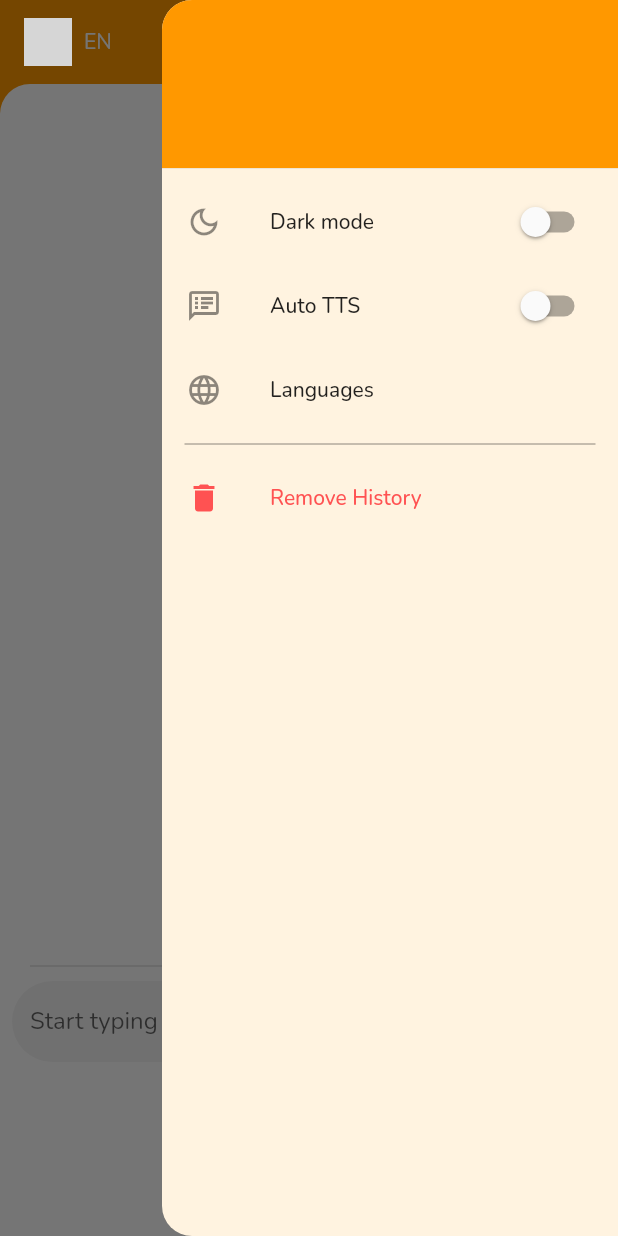
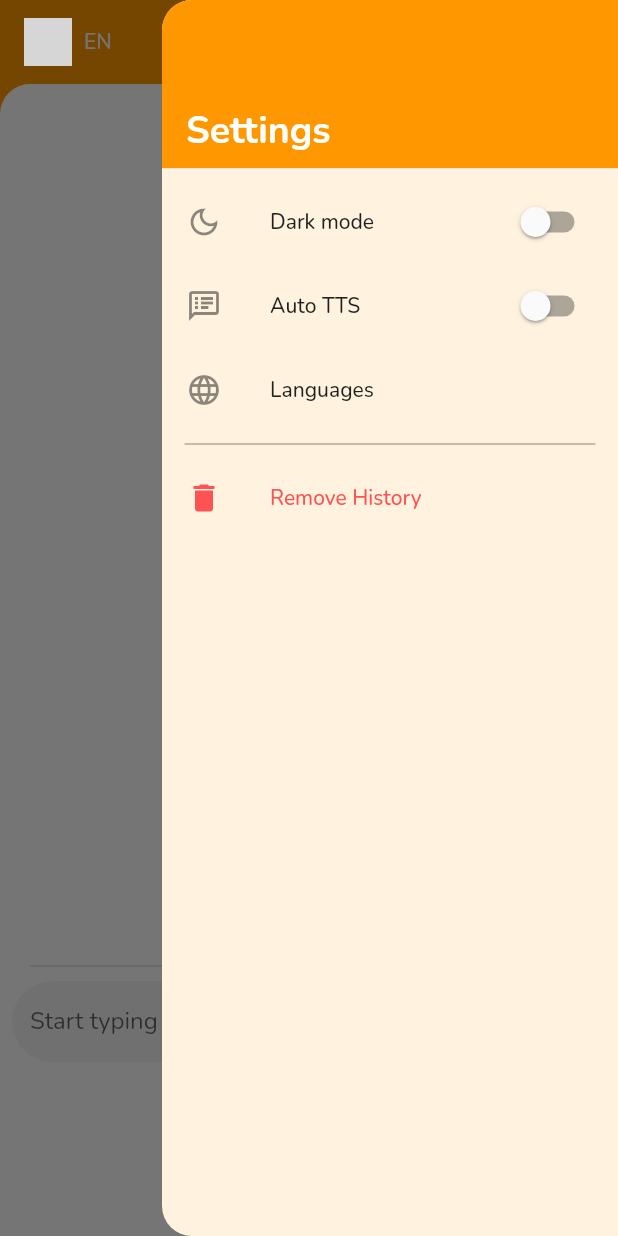
Before and after one commit to phatng45/VoiceGPT, a Flutter app: the screen it shows after launch, with the side drawer open, on a phone screen of 412 x 824 dp. Run offline on Flutter 3.47's test engine with Material 2 defaults, Android fonts, the phone set to English and light mode, and no system bars; drawn by our look-alikes of avatar_glow; our stand-ins replace flutter_tts, get, google_fonts, loading_animation_widget, speech_to_text; missing offline and left inert: chat_gpt_sdk, flag; grey boxes are pictures that could not be loaded.

Commit message:
finished app theme

```diff
--- a/lib/HomePage/chat_page_widget.dart
+++ b/lib/HomePage/chat_page_widget.dart
@@ -28,7 +28,9 @@ class _ChatPageState extends State<ChatPage> {
 
   static const String API_KEY =
       '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';
-  // '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'; // HA
+
+  // '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'; // HA.chatgpt
+  // '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'; // HA
 
   final openAI = OpenAI.instance.build(
       token: API_KEY,
@@ -113,11 +115,11 @@ class _ChatPageState extends State<ChatPage> {
         children: [
           Expanded(
             child: Container(
-              decoration: const BoxDecoration(
+              decoration: BoxDecoration(
                   borderRadius: BorderRadius.only(
                       topLeft: Radius.circular(20),
                       topRight: Radius.circular(20)),
-                  color: Colors.white),
+                  color: _darkMode ? Colors.grey[900] : Colors.white),
               child: ClipRRect(
                 borderRadius: const BorderRadius.only(
                     topLeft: Radius.circular(20),
@@ -147,7 +149,7 @@ class _ChatPageState extends State<ChatPage> {
       borderRadius: const BorderRadius.only(
           topLeft: Radius.circular(20), bottomLeft: Radius.circular(20)),
       child: Drawer(
-          backgroundColor: Colors.orange.shade50,
+          backgroundColor: _darkMode ? Colors.grey[900] : Colors.orange.shade50,
           child: ListView(children: [
             SizedBox(
               height: 120,
@@ -161,7 +163,7 @@ class _ChatPageState extends State<ChatPage> {
                         'settings'.tr,
                         style: TextStyle(
                             fontWeight: FontWeight.bold,
-                            color: Theme.of(context).colorScheme.primary,
+                            color: Colors.white,
                             fontSize: 25),
                       ))),
             ),
@@ -213,7 +215,7 @@ class _ChatPageState extends State<ChatPage> {
   Future<void> _buildLanguageBottomSheet(BuildContext context) {
     return showModalBottomSheet<void>(
       context: context,
-      backgroundColor: Colors.white,
+      backgroundColor: _darkMode ? Colors.grey[900] : Colors.white,
       shape: const RoundedRectangleBorder(
           borderRadius: BorderRadius.only(
               topLeft: Radius.circular(20), topRight: Radius.circular(20))),
@@ -302,7 +304,7 @@ class _ChatPageState extends State<ChatPage> {
 
   _buildMessageComposer() {
     return Container(
-      color: Colors.white,
+      color: _darkMode ? Colors.grey[900] : Colors.white,
       child: Column(
         children: [
           const Divider(
@@ -373,7 +375,6 @@ class _ChatPageState extends State<ChatPage> {
                             padding: EdgeInsets.zero,
                             height: 40,
                             decoration: const BoxDecoration(
-                                color: Colors.white,
                                 borderRadius:
                                     BorderRadius.all(Radius.circular(10))),
                             child: ToggleButtons(
@@ -381,8 +382,7 @@ class _ChatPageState extends State<ChatPage> {
                                   const BorderRadius.all(Radius.circular(10)),
                               selectedBorderColor: Colors.orange[700],
                               selectedColor: Colors.white,
-                              // disabledColor: Colors.white,
-                              // color
+                              borderColor: Colors.orange,
                               fillColor: Colors.orange.shade200,
                               color: Colors.orange[400],
                               constraints: const BoxConstraints(
@@ -479,7 +479,7 @@ class _ChatPageState extends State<ChatPage> {
                       padding: const EdgeInsets.symmetric(
                           horizontal: 25, vertical: 12),
                       decoration: BoxDecoration(
-                        color: Colors.grey[200],
+                        color: _darkMode ? Colors.grey[800] : Colors.grey[200],
                         borderRadius: BorderRadius.circular(16),
                       ),
                       child: Column(
@@ -491,14 +491,14 @@ class _ChatPageState extends State<ChatPage> {
                             style: TextStyle(
                                 fontWeight: FontWeight.w600,
                                 color:
-                                    m.isUser() ? Colors.white : Colors.black54,
+                                    _darkMode ? Colors.white : Colors.black54,
                                 fontSize: 16),
                           ),
                           Text(
                             m.time,
                             style: TextStyle(
                                 color:
-                                    m.isUser() ? Colors.white : Colors.black54,
+                                    _darkMode ? Colors.white : Colors.black54,
                                 fontSize: 12),
                           ),
                         ],
@@ -614,6 +614,23 @@ class _ChatPageState extends State<ChatPage> {
     // final request =
     //     CompleteText(prompt: prompt, maxTokens: 200, model: kChatGptTurbo0301Model);
     // CTResponse? response = await openAI.onCompletion(request: request);
+
+    setState(() {
+      String result = 'temporary result';
+
+      _messages.add(
+        Message(
+          sender: MessageSender.Bot,
+          text: result,
+        ),
+      );
+      Future.delayed(const Duration(milliseconds: 50))
+          .then((_) => _scrollDown());
+      _tts.speak(result);
+    });
+
+    return;
+
     final request = CompleteText(prompt: prompt, model: kTextDavinci3);
     CTResponse? response = await openAI.onCompletion(request: request);
     setState(() {
--- a/lib/main.dart
+++ b/lib/main.dart
@@ -13,15 +13,41 @@ class MyApp extends StatelessWidget {
   const MyApp({super.key});
 
   static ThemeData lightTheme = ThemeData(
-    fontFamily: GoogleFonts.nunito().fontFamily,
-    visualDensity: VisualDensity.adaptivePlatformDensity,
-    primarySwatch: Colors.orange,
+      fontFamily: GoogleFonts.nunito().fontFamily,
+      visualDensity: VisualDensity.adaptivePlatformDensity,
+      primarySwatch: Colors.orange,
+      colorScheme: const ColorScheme(
+        primary: Colors.orange,
+        brightness: Brightness.light,
+        onPrimary: Colors.white,
+        secondary: Colors.white,
+        onSecondary: Colors.white,
+        error: Colors.red,
+        onError: Colors.red,
+        background: Colors.white,
+        onBackground: Colors.white,
+        surface: Colors.white,
+        onSurface: Colors.white,
+      )
   );
 
   static ThemeData darkTheme = ThemeData(
-    fontFamily: GoogleFonts.nunito().fontFamily,
-    visualDensity: VisualDensity.adaptivePlatformDensity,
-    primarySwatch: Colors.red,
+      fontFamily: GoogleFonts.nunito().fontFamily,
+      visualDensity: VisualDensity.adaptivePlatformDensity,
+      primarySwatch: Colors.orange,
+      colorScheme: const ColorScheme(
+        primary: Colors.orange,
+        brightness: Brightness.dark,
+        onPrimary: Colors.black,
+        secondary: Colors.black,
+        onSecondary: Colors.black,
+        error: Colors.red,
+        onError: Colors.red,
+        background: Colors.black,
+        onBackground: Colors.black,
+        surface: Colors.black,
+        onSurface: Colors.black,
+      )
   );
 
   @override
```
